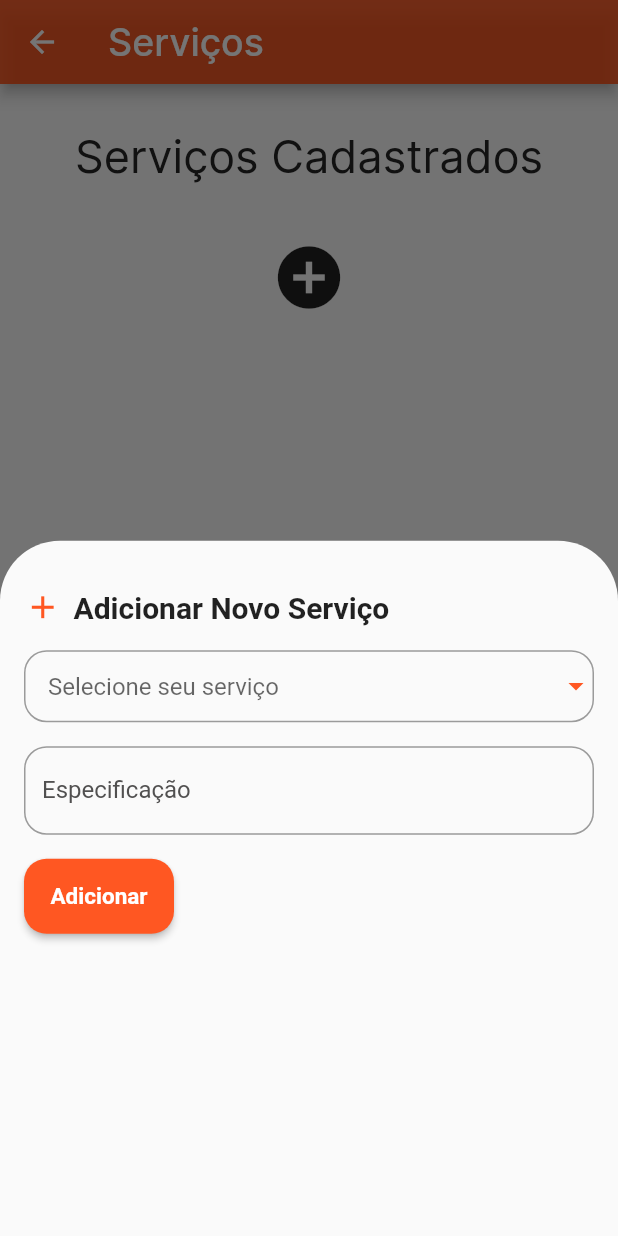
After one commit to HenriqueBordonale/aaz_servicos, a Flutter app: the servicos screen opened by its route, after a tap on the "add circle" icon, on a phone screen of 412 x 824 dp. The commit adds this screen. Run offline on Flutter 3.47's test engine with Material 2 defaults, Android fonts, the light colour scheme and no system bars; our stand-ins replace cloud_firestore, curved_navigation_bar, dropdown_button2, firebase_auth, firebase_core, firebase_storage and 2 more; missing offline and left inert: cpf_cnpj_validator; accounts and stored records are empty; network calls fail; Roboto replaces fonts that are missing (inter).

Commit message:
Tela serviços concluida

```diff
--- a/lib/main.dart
+++ b/lib/main.dart
@@ -1,6 +1,7 @@
 import 'package:aaz_servicos/pages/Configuracoes/config.dart';
 import 'package:aaz_servicos/pages/Login/cadastro_ofertante.dart';
 import 'package:aaz_servicos/pages/Login/esqueceu_senha.dart';
+import 'package:aaz_servicos/pages/Servicos/meuServico.dart';
 import 'package:firebase_core/firebase_core.dart';
 import 'package:flutter/material.dart';
 import 'package:aaz_servicos/pages/Login/selecao_usuario.dart';
@@ -32,6 +33,7 @@ class MyApp extends StatelessWidget {
         'esqueceu senha': (context) => esqueceu_senha(),
         'cadastro_servico': (context) => const CadastroOfer(),
         'configuracao': (context) => const Config(),
+        'servicos': (context) => const servicos(),
       },
     );
   }
--- a/lib/models/database.dart
+++ b/lib/models/database.dart
@@ -29,4 +29,10 @@ class DatabaseMethods {
         .doc(idServico)
         .set(servicosInfoMap);
   }
+
+  Future addServicostoUserInfoToDB(Map<String, dynamic> servicosInfoMap) {
+    return FirebaseFirestore.instance
+        .collection("servicostoUser")
+        .add(servicosInfoMap);
+  }
 }
--- a/lib/pages/Configuracoes/config.dart
+++ b/lib/pages/Configuracoes/config.dart
@@ -133,7 +133,10 @@ class _Config extends State<Config> {
     return Scaffold(
       appBar: AppBar(
         backgroundColor: const Color.fromARGB(221, 249, 74, 16),
-        title: const Text('Configurações'),
+        title: const Text(
+          'Configurações',
+          style: TextStyle(fontSize: 25, fontFamily: 'inter'),
+        ),
       ),
       body: SingleChildScrollView(
         child: Column(
--- a/lib/pages/Menu/menuPrincipal.dart
+++ b/lib/pages/Menu/menuPrincipal.dart
@@ -2,6 +2,8 @@ import 'package:aaz_servicos/pages/Configuracoes/config.dart';
 import 'package:flutter/material.dart';
 import 'package:curved_navigation_bar/curved_navigation_bar.dart';
 import 'dart:io';
+
+import '../Servicos/meuServico.dart';
 
 class menuPrincipal extends StatefulWidget {
   const menuPrincipal({super.key});
@@ -16,7 +18,7 @@ class _menuPrincipal extends State<menuPrincipal> {
   final List<Widget> _screens = [
     Screen1(),
     Screen2(),
-    Screen3(),
+    const servicos(),
     const Config(),
   ];
 
--- /dev/null
+++ b/lib/pages/Servicos/meuServico.dart
@@ -0,0 +1,411 @@
+import 'package:aaz_servicos/pages/Servicos/servicoCard.dart';
+import 'package:cloud_firestore/cloud_firestore.dart';
+import 'package:firebase_auth/firebase_auth.dart';
+import 'package:flutter/material.dart';
+import 'package:uuid/uuid.dart';
+import 'package:aaz_servicos/models/servicos.dart';
+import 'package:dropdown_button2/dropdown_button2.dart';
+
+class servicos extends StatefulWidget {
+  const servicos({super.key});
+
+  @override
+  State<servicos> createState() => _servicos();
+}
+
+Servicos minhaInstancia = Servicos();
+List<String> serv = minhaInstancia.get_Servicos;
+
+class _servicos extends State<servicos> {
+  List<Servico> servicos = [];
+  String? _selectedServ;
+  String userId = FirebaseAuth.instance.currentUser!.uid;
+  @override
+  void initState() {
+    super.initState();
+    _loadServicos();
+  }
+
+  Future<void> _loadServicos() async {
+    List<Servico> servicosList = await getServicos(userId);
+
+    setState(() {
+      servicos = servicosList;
+    });
+  }
+
+  @override
+  Widget build(BuildContext context) {
+    return Scaffold(
+      appBar: AppBar(
+        backgroundColor: const Color.fromARGB(221, 249, 74, 16),
+        title: const Text(
+          'Serviços',
+          style: TextStyle(fontSize: 25, fontFamily: 'inter'),
+        ),
+      ),
+      body: SingleChildScrollView(
+        padding: const EdgeInsets.only(
+          left: 15,
+          right: 15,
+        ),
+        child: Column(
+          children: [
+            Container(
+              alignment: Alignment.topCenter,
+              padding: const EdgeInsets.only(
+                top: 30,
+              ),
+              child: const Text(
+                'Serviços Cadastrados',
+                textAlign: TextAlign.center,
+                style: TextStyle(
+                  color: Color.fromARGB(255, 37, 37, 37),
+                  fontFamily: 'Inter',
+                  fontSize: 30,
+                ),
+              ),
+            ),
+            const SizedBox(
+              height: 20,
+            ),
+            ListView.builder(
+              shrinkWrap: true,
+              physics: NeverScrollableScrollPhysics(),
+              itemCount: servicos.length,
+              itemBuilder: (context, index) {
+                return ServicoCard(
+                  nome: servicos[index].nome,
+                  especificacao: servicos[index].especificacao,
+                  onDelete: () {
+                    deleteServico(servicos[index].idServico);
+                  },
+                  onEdit: () {
+                    _showEditServicoBottomSheet(context, servicos[index]);
+                  },
+                );
+              },
+            ),
+            const SizedBox(
+              height: 10,
+            ),
+            IconButton(
+              iconSize: 50,
+              alignment: Alignment.bottomLeft,
+              icon: Icon(Icons.add_circle),
+              onPressed: () {
+                _showAddServicoBottomSheet(context);
+              },
+            ),
+          ],
+        ),
+      ),
+    );
+  }
+
+  void _showAddServicoBottomSheet(BuildContext context) {
+    var especController = TextEditingController();
+
+    showModalBottomSheet(
+      context: context,
+      builder: (BuildContext context) {
+        return Container(
+          padding: EdgeInsets.all(16),
+          child: Column(
+            crossAxisAlignment: CrossAxisAlignment.start,
+            children: [
+              SizedBox(height: 16),
+              Row(
+                children: [
+                  Icon(
+                    Icons.add,
+                    color: Colors.deepOrange,
+                    size: 25, // Tamanho do ícone
+                  ),
+                  SizedBox(width: 8), // Espaçamento entre o ícone e o texto
+                  Text(
+                    'Adicionar Novo Serviço',
+                    style: TextStyle(
+                      fontSize: 20,
+                      fontWeight: FontWeight.bold,
+                    ),
+                  ),
+                ],
+              ),
+              SizedBox(height: 16),
+              DropdownButtonFormField2<String>(
+                isExpanded: true,
+                decoration: InputDecoration(
+                  contentPadding: const EdgeInsets.symmetric(vertical: 10),
+                  border: OutlineInputBorder(
+                    borderRadius: BorderRadius.circular(15),
+                  ),
+                ),
+                value: _selectedServ,
+                hint: const Text('Selecione seu serviço'),
+                iconStyleData: const IconStyleData(
+                  icon: Icon(
+                    Icons.arrow_drop_down,
+                    color: Colors.deepOrange,
+                    size: 24, // Tamanho do ícone
+                  ),
+                ),
+                onChanged: (newValue) {
+                  _selectedServ = newValue!;
+                },
+                items: serv.map((String service) {
+                  return DropdownMenuItem<String>(
+                    value: service,
+                    child: Text(service),
+                  );
+                }).toList(),
+              ),
+              SizedBox(height: 16),
+              TextField(
+                controller: especController,
+                decoration: InputDecoration(
+                  labelText: 'Especificação',
+                  labelStyle: TextStyle(
+                    color:
+                        const Color.fromARGB(255, 81, 80, 80), // Cor do rótulo
+                  ),
+                  border: OutlineInputBorder(
+                    borderRadius: BorderRadius.circular(15),
+                  ),
+                  focusedBorder: OutlineInputBorder(
+                    borderRadius: BorderRadius.circular(15),
+                    borderSide: BorderSide(
+                      color: Colors
+                          .deepOrange, // Cor desejada quando o campo está em foco
+                    ),
+                  ),
+                ),
+              ),
+              SizedBox(height: 16),
+              ElevatedButton(
+                style: ElevatedButton.styleFrom(
+                  primary: Colors.deepOrange,
+                  padding:
+                      EdgeInsets.symmetric(vertical: 16), // Espaçamento interno
+                  shape: RoundedRectangleBorder(
+                    borderRadius:
+                        BorderRadius.circular(15), // Borda arredondada
+                  ),
+                  minimumSize: Size(100, 0), // Defina a largura mínima desejada
+                  alignment:
+                      Alignment.center, // Centralize o texto horizontalment
+                ),
+                onPressed: () async {
+                  final novoNome = _selectedServ.toString();
+                  final novaEspecificacao = especController.text;
+
+                  if (novoNome.isNotEmpty && novaEspecificacao.isNotEmpty) {
+                    Servicos().createServico(
+                      novoNome,
+                      novaEspecificacao,
+                    );
+                    _selectedServ = null;
+                    especController.clear();
+
+                    // Atualize a lista de serviços após criar o novo serviço
+                    await _loadServicos();
+
+                    // Feche o modal
+                    Navigator.pop(context);
+                  }
+                },
+                child: Text(
+                  'Adicionar',
+                  style: TextStyle(
+                    fontSize: 15,
+                    fontWeight: FontWeight.bold,
+                  ),
+                ),
+              ),
+            ],
+          ),
+        );
+      },
+      shape: RoundedRectangleBorder(
+        borderRadius: BorderRadius.vertical(
+          top: Radius.circular(40), // Ajuste o raio conforme necessário
+        ),
+      ),
+    );
+  }
+
+  void _showEditServicoBottomSheet(BuildContext context, Servico servico) {
+    var nomeController = TextEditingController(text: servico.nome);
+    var especController = TextEditingController(text: servico.especificacao);
+
+    showModalBottomSheet(
+      context: context,
+      builder: (BuildContext context) {
+        return Container(
+          padding: EdgeInsets.all(16),
+          child: Column(
+            crossAxisAlignment: CrossAxisAlignment.start,
+            children: [
+              SizedBox(height: 16),
+              Row(
+                children: [
+                  Icon(
+                    Icons.edit,
+                    color: Colors.deepOrange,
+                    size: 20, // Tamanho do ícone
+                  ),
+                  SizedBox(width: 8), // Espaçamento entre o ícone e o texto
+                  Text(
+                    'Atualizar Serviço',
+                    style: TextStyle(
+                      fontSize: 20,
+                      fontWeight: FontWeight.bold,
+                    ),
+                  ),
+                ],
+              ),
+              SizedBox(height: 16),
+              DropdownButtonFormField2<String>(
+                isExpanded: true,
+                decoration: InputDecoration(
+                  contentPadding: const EdgeInsets.symmetric(vertical: 10),
+                  border: OutlineInputBorder(
+                    borderRadius: BorderRadius.circular(15),
+                  ),
+                ),
+                value: _selectedServ,
+                hint: const Text('Selecione seu serviço'),
+                iconStyleData: const IconStyleData(
+                  icon: Icon(
+                    Icons.arrow_drop_down,
+                    color: Colors.deepOrange,
+                    size: 24, // Tamanho do ícone
+                  ),
+                ),
+                onChanged: (newValue) {
+                  _selectedServ = newValue!;
+                },
+                items: serv.map((String service) {
+                  return DropdownMenuItem<String>(
+                    value: service,
+                    child: Text(service),
+                  );
+                }).toList(),
+              ),
+              SizedBox(height: 16),
+              TextField(
+                controller: especController,
+                decoration: InputDecoration(
+                  labelText: 'Especificação',
+                  labelStyle: TextStyle(
+                    color:
+                        const Color.fromARGB(255, 81, 80, 80), // Cor do rótulo
+                  ),
+                  border: OutlineInputBorder(
+                    borderRadius: BorderRadius.circular(15),
+                  ),
+                  focusedBorder: OutlineInputBorder(
+                    borderRadius: BorderRadius.circular(15),
+                    borderSide: BorderSide(
+                      color: Colors
+                          .deepOrange, // Cor desejada quando o campo está em foco
+                    ),
+                  ),
+                ),
+              ),
+              SizedBox(height: 16),
+              ElevatedButton(
+                style: ElevatedButton.styleFrom(
+                  primary: Colors.deepOrange, // Cor de fundo do botão
+                  padding:
+                      EdgeInsets.symmetric(vertical: 16), // Espaçamento interno
+                  shape: RoundedRectangleBorder(
+                    borderRadius:
+                        BorderRadius.circular(15), // Borda arredondada
+                  ),
+                  minimumSize: Size(100, 0), // Defina a largura mínima desejada
+                  alignment:
+                      Alignment.center, // Centralize o texto horizontalment
+                ),
+                onPressed: () async {
+                  final novoNome = nomeController.text;
+                  final novaEspecificacao = especController.text;
+
+                  if (novoNome.isNotEmpty && novaEspecificacao.isNotEmpty) {
+                    // Atualize os dados do serviço no Firestore
+                    await updateServico(
+                        servico.idServico, novoNome, novaEspecificacao);
+
+                    // Atualize a lista de serviços após editar o serviço
+                    await _loadServicos();
+
+                    // Feche o modal
+                    Navigator.pop(context);
+                  }
+                },
+                child: Text('Salvar'),
+              ),
+            ],
+          ),
+        );
+      },
+      shape: RoundedRectangleBorder(
+        borderRadius: BorderRadius.vertical(
+          top: Radius.circular(40), // Ajuste o raio conforme necessário
+        ),
+      ),
+    );
+  }
+
+  Future<void> updateServico(
+      String idServico, String novoNome, String novaEspecificacao) async {
+    try {
+      await FirebaseFirestore.instance
+          .collection('servicos')
+          .doc(idServico)
+          .update({
+        'nome': novoNome,
+        'especificacao': novaEspecificacao,
+      });
+    } catch (e) {
+      print('Erro ao atualizar o serviço: $e');
+    }
+  }
+
+  Future<List<Servico>> getServicos(String userId) async {
+    List<Servico> servicosList = [];
+
+    try {
+      final querySnapshot = await FirebaseFirestore.instance
+          .collection('servicos')
+          .where('userId', isEqualTo: userId)
+          .get();
+
+      for (QueryDocumentSnapshot document in querySnapshot.docs) {
+        servicosList.add(Servico(
+          idServico: document.id,
+          nome: document['nome'],
+          especificacao: document['especificacao'],
+        ));
+      }
+    } catch (e) {
+      print('Erro ao buscar os serviços: $e');
+    }
+
+    return servicosList;
+  }
+
+  Future<void> deleteServico(String idServico) async {
+    try {
+      await FirebaseFirestore.instance
+          .collection('servicos')
+          .doc(idServico)
+          .delete();
+
+      // Atualize a lista de serviços após excluir o serviço
+      await _loadServicos();
+    } catch (e) {
+      print('Erro ao excluir o serviço: $e');
+    }
+  }
+}
```
Also changed, not shown: lib/models/configuracoes.dart (deleted, +0 -7 lines), lib/models/servicos.dart (+15 -35 lines), lib/pages/Login/cadastro_ofertante.dart (+4 -10 lines), lib/pages/Servicos/servicoCard.dart (added, +90 -0 lines), lib/pages/Servicos/meu_servico.dart (deleted), pubspec.lock, 2 other files.
